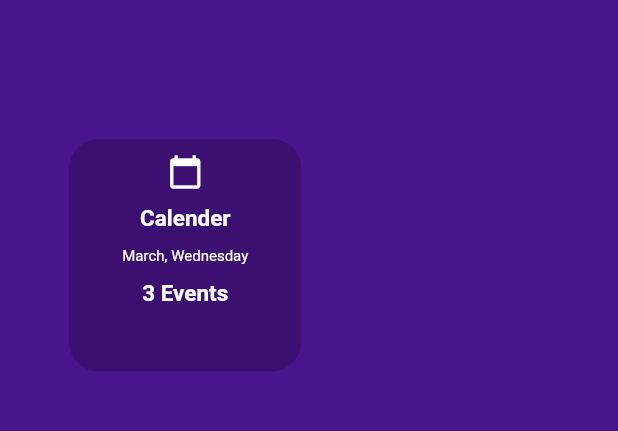
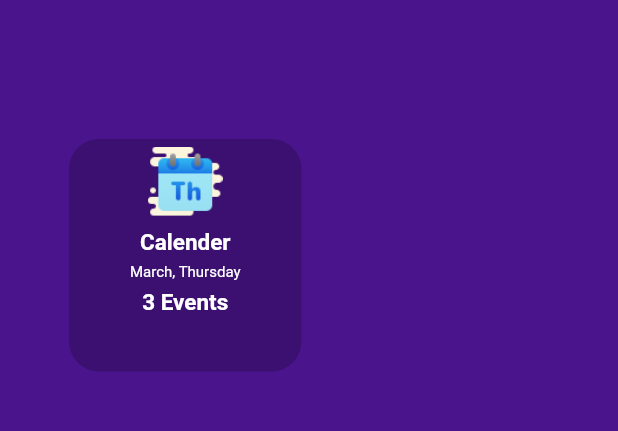
Before and after one commit to kutigbolahan/Family, a Flutter app: the screen it shows after launch, on a phone screen of 412 x 824 dp, the part 83-514 px from its top. Run offline on Flutter 3.47's test engine with Material 2 defaults, Android fonts, the light colour scheme and no system bars.

Commit message:
Changes to be committed:

```diff
--- a/lib/main.dart
+++ b/lib/main.dart
@@ -67,7 +67,7 @@ class HomePage extends StatelessWidget {
                 padding: const EdgeInsets.all(20),
                 children: <Widget>[
                   Container(
-                    height: 40,
+
                     decoration: BoxDecoration(
                       borderRadius: BorderRadius.all(
                         Radius.circular(20)
@@ -77,23 +77,27 @@ class HomePage extends StatelessWidget {
 
 
 
-                    padding: const EdgeInsets.only(top:10),
+                    padding: const EdgeInsets.all(5),
                     child: Column(
                       children: <Widget>[
-                        Icon(Icons.calendar_today, color: Colors.white,),
-                        SizedBox(height: 10,),
+                      Container(
+                        width: 50,
+                        height: 50,
+                        child: Image.asset('assets/images/calender.png',fit: BoxFit.cover,)),
+
+                        SizedBox(height: 5,),
                         Text('Calender', style: TextStyle(
                           color: Colors.white,
                           fontSize: 15,
                           fontWeight: FontWeight.bold
                         )),
-                        SizedBox(height: 10,),
-                        Text('March, Wednesday', style: TextStyle(
+                        SizedBox(height: 5,),
+                        Text('March, Thursday', style: TextStyle(
                           color: Colors.white,
                           fontSize: 10,
                           fontWeight: FontWeight.normal
                         )),
-                        SizedBox(height: 10,),
+                        SizedBox(height: 5,),
                         Text('3 Events', style: TextStyle(
                           color: Colors.white,
                           fontSize: 15,
--- a/pubspec.yaml
+++ b/pubspec.yaml
@@ -41,8 +41,8 @@ flutter:
   uses-material-design: true
 
   # To add assets to your application, add an assets section, like this:
-  # assets:
-  #   - images/a_dot_burr.jpeg
+  assets:
+    - assets/images/
   #   - images/a_dot_ham.jpeg
 
   # An image asset can refer to one or more resolution-specific "variants", see
```
Also changed, not shown: assets/images/calender.png (renamed from assets/images/icons8-thursday-64.png).
